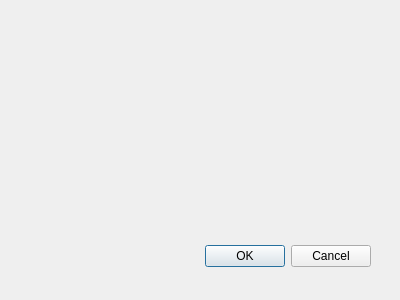
The window that src/ui/tournament/tournamentchangesettingsdialogue.ui (SquireTournamentServices/SquireDesktop) describes before a commit, drawn with Qt 5.
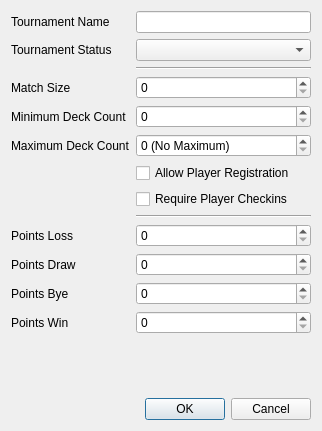
The same window after the commit.

Commit message: feat: add elements to ui

```diff
--- a/src/ui/tournament/tournamentchangesettingsdialogue.ui
+++ b/src/ui/tournament/tournamentchangesettingsdialogue.ui
@@ -8,29 +8,171 @@
    <rect>
     <x>0</x>
     <y>0</y>
-    <width>400</width>
-    <height>300</height>
+    <width>322</width>
+    <height>431</height>
    </rect>
   </property>
   <property name="windowTitle">
    <string>Dialog</string>
   </property>
-  <widget class="QDialogButtonBox" name="buttonBox">
-   <property name="geometry">
-    <rect>
-     <x>30</x>
-     <y>240</y>
-     <width>341</width>
-     <height>32</height>
-    </rect>
-   </property>
-   <property name="orientation">
-    <enum>Qt::Horizontal</enum>
-   </property>
-   <property name="standardButtons">
-    <set>QDialogButtonBox::Cancel|QDialogButtonBox::Ok</set>
-   </property>
-  </widget>
+  <layout class="QFormLayout" name="formLayout">
+   <item row="0" column="0">
+    <widget class="QLabel" name="label_2">
+     <property name="text">
+      <string>Tournament Name</string>
+     </property>
+    </widget>
+   </item>
+   <item row="0" column="1">
+    <widget class="QLineEdit" name="nameEdit">
+     <property name="clearButtonEnabled">
+      <bool>true</bool>
+     </property>
+    </widget>
+   </item>
+   <item row="1" column="0">
+    <widget class="QLabel" name="label">
+     <property name="text">
+      <string>Tournament Status</string>
+     </property>
+    </widget>
+   </item>
+   <item row="1" column="1">
+    <widget class="QComboBox" name="statusEdit"/>
+   </item>
+   <item row="2" column="0">
+    <widget class="Line" name="line">
+     <property name="orientation">
+      <enum>Qt::Horizontal</enum>
+     </property>
+    </widget>
+   </item>
+   <item row="2" column="1">
+    <widget class="Line" name="line_2">
+     <property name="orientation">
+      <enum>Qt::Horizontal</enum>
+     </property>
+    </widget>
+   </item>
+   <item row="3" column="0">
+    <widget class="QLabel" name="label_3">
+     <property name="text">
+      <string>Match Size</string>
+     </property>
+    </widget>
+   </item>
+   <item row="3" column="1">
+    <widget class="QSpinBox" name="matchSize"/>
+   </item>
+   <item row="6" column="1">
+    <widget class="QCheckBox" name="allowRegistrationEdit">
+     <property name="text">
+      <string>Allow Player Registration</string>
+     </property>
+    </widget>
+   </item>
+   <item row="7" column="1">
+    <widget class="QCheckBox" name="requireCheckinsEdit">
+     <property name="text">
+      <string>Require Player Checkins</string>
+     </property>
+    </widget>
+   </item>
+   <item row="13" column="1">
+    <spacer name="verticalSpacer">
+     <property name="orientation">
+      <enum>Qt::Vertical</enum>
+     </property>
+     <property name="sizeHint" stdset="0">
+      <size>
+       <width>20</width>
+       <height>40</height>
+      </size>
+     </property>
+    </spacer>
+   </item>
+   <item row="14" column="0" colspan="2">
+    <widget class="QDialogButtonBox" name="buttonBox">
+     <property name="orientation">
+      <enum>Qt::Horizontal</enum>
+     </property>
+     <property name="standardButtons">
+      <set>QDialogButtonBox::Cancel|QDialogButtonBox::Ok</set>
+     </property>
+    </widget>
+   </item>
+   <item row="8" column="1">
+    <widget class="Line" name="line_3">
+     <property name="orientation">
+      <enum>Qt::Horizontal</enum>
+     </property>
+    </widget>
+   </item>
+   <item row="9" column="1">
+    <widget class="QSpinBox" name="pointsLossEdit"/>
+   </item>
+   <item row="10" column="1">
+    <widget class="QSpinBox" name="pointsDrawEdit"/>
+   </item>
+   <item row="11" column="1">
+    <widget class="QSpinBox" name="pointsByeEdit"/>
+   </item>
+   <item row="12" column="1">
+    <widget class="QSpinBox" name="pointsWinEdit"/>
+   </item>
+   <item row="4" column="1">
+    <widget class="QSpinBox" name="minDeckCount"/>
+   </item>
+   <item row="5" column="1">
+    <widget class="QSpinBox" name="maxDeckCount">
+     <property name="specialValueText">
+      <string>0 (No Maximum)</string>
+     </property>
+    </widget>
+   </item>
+   <item row="4" column="0">
+    <widget class="QLabel" name="label_4">
+     <property name="text">
+      <string>Minimum Deck Count</string>
+     </property>
+    </widget>
+   </item>
+   <item row="5" column="0">
+    <widget class="QLabel" name="label_5">
+     <property name="text">
+      <string>Maximum Deck Count</string>
+     </property>
+    </widget>
+   </item>
+   <item row="9" column="0">
+    <widget class="QLabel" name="label_6">
+     <property name="text">
+      <string>Points Loss</string>
+     </property>
+    </widget>
+   </item>
+   <item row="10" column="0">
+    <widget class="QLabel" name="label_7">
+     <property name="text">
+      <string>Points Draw</string>
+     </property>
+    </widget>
+   </item>
+   <item row="11" column="0">
+    <widget class="QLabel" name="label_8">
+     <property name="text">
+      <string>Points Bye</string>
+     </property>
+    </widget>
+   </item>
+   <item row="12" column="0">
+    <widget class="QLabel" name="label_9">
+     <property name="text">
+      <string>Points Win</string>
+     </property>
+    </widget>
+   </item>
+  </layout>
  </widget>
  <pixmapfunction/>
  <resources/>
```
Left out of the diff: 5 changed lines with no effect on the pictures. The commit also changes 2 other files.
